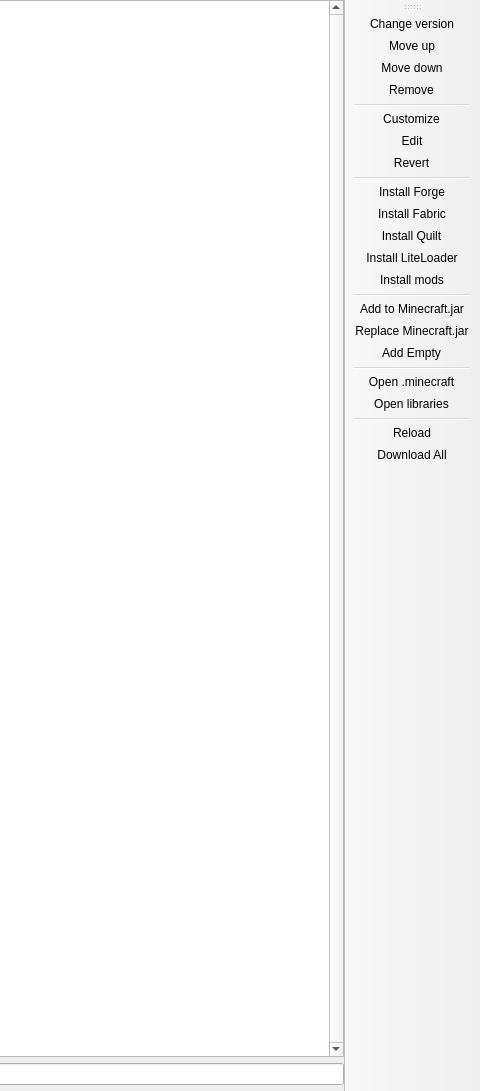
The window that launcher/ui/pages/instance/VersionPage.ui (PolyMC/PolyMC) describes before a commit, drawn with Qt 5; both pictures show x 481 to 961 and y 0 to 1091 of the 961 by 1091 pixel window.
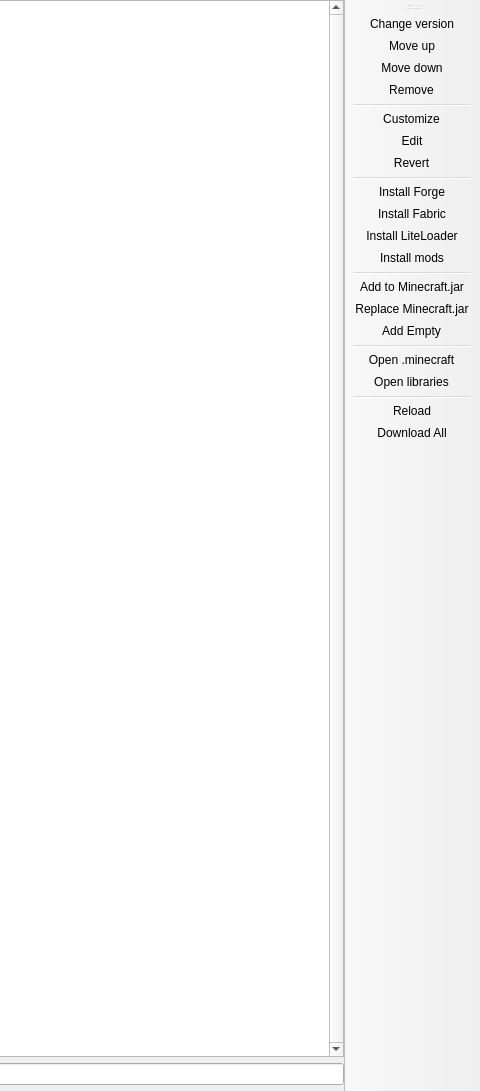
The same window after the commit. Custom widgets are drawn as their Qt base class.

Commit message: Removed quilt support

The edit to the form file:
```diff
--- a/launcher/ui/pages/instance/VersionPage.ui
+++ b/launcher/ui/pages/instance/VersionPage.ui
@@ -107,7 +107,6 @@
    <addaction name="separator"/>
    <addaction name="actionInstall_Forge"/>
    <addaction name="actionInstall_Fabric"/>
-   <addaction name="actionInstall_Quilt"/>
    <addaction name="actionInstall_LiteLoader"/>
    <addaction name="actionInstall_mods"/>
    <addaction name="separator"/>
@@ -193,14 +192,6 @@
     <string>Install the Fabric Loader package.</string>
    </property>
   </action>
-  <action name="actionInstall_Quilt">
-   <property name="text">
-    <string>Install Quilt</string>
-   </property>
-   <property name="toolTip">
-    <string>Install the Quilt Loader package.</string>
-   </property>
-  </action>
   <action name="actionInstall_LiteLoader">
    <property name="text">
     <string>Install LiteLoader</string>
```
The commit also changes 17 other files.
